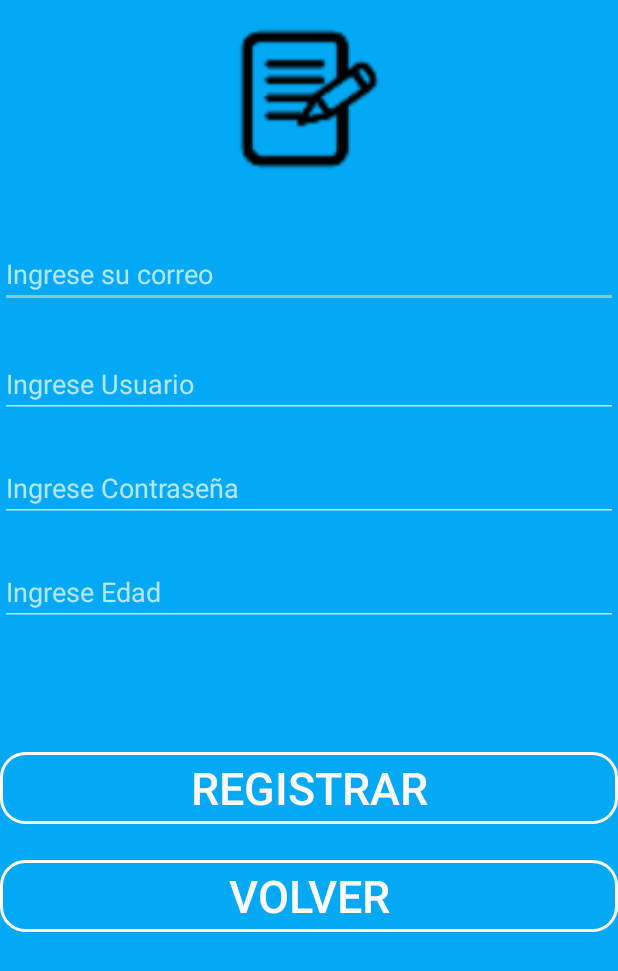
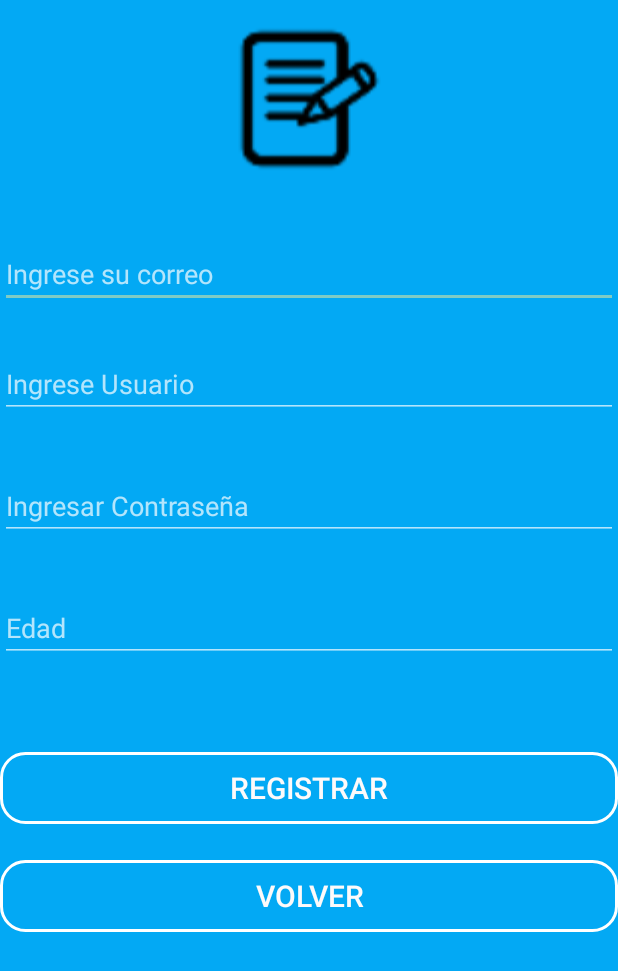
Before and after one commit to Alejandrra/SignosV, an Android app: the Registro screen opened directly, with no data from a screen before it, on a phone screen of 412 x 824 dp. Shown: the top 971 px of the screen. Run offline under Robolectric (Android 15) with nearby library versions, the phone set to English and light mode, and no system bars; our stand-ins replace Firebase (no records; nobody signed in at launch, a user with empty details on screens opened directly); 6 statements that could not run were skipped.

```diff
--- a/app/build.gradle
+++ b/app/build.gradle
@@ -1,5 +1,6 @@
 plugins {
     id 'com.android.application'
+    id 'com.google.gms.google-services'
 }
 
 android {
@@ -33,7 +34,10 @@ dependencies {
     implementation 'androidx.appcompat:appcompat:1.1.0'
     implementation 'com.google.android.material:material:1.1.0'
     implementation 'androidx.constraintlayout:constraintlayout:1.1.3'
+    implementation 'com.google.firebase:firebase-auth:19.2.0'
+    implementation 'com.google.firebase:firebase-database:19.2.1'
     testImplementation 'junit:junit:4.+'
     androidTestImplementation 'androidx.test.ext:junit:1.1.1'
     androidTestImplementation 'androidx.test.espresso:espresso-core:3.2.0'
 }
+apply plugin: 'com.google.gms.google-services'
--- a/app/src/main/res/layout/activity_nivel__oxigeno.xml
+++ b/app/src/main/res/layout/activity_nivel__oxigeno.xml
@@ -15,7 +15,7 @@
         android:background="@drawable/button_rw_border"
         android:text="VOLVER"
         android:textColor="#FDFAFA"
-        android:textSize="30sp"
+        android:textSize="20sp"
         app:layout_constraintEnd_toEndOf="parent"
         app:layout_constraintStart_toStartOf="parent"
         app:layout_constraintTop_toBottomOf="@+id/imageButton2" />
--- a/app/src/main/res/layout/activity_registro.xml
+++ b/app/src/main/res/layout/activity_registro.xml
@@ -8,20 +8,20 @@
     tools:context=".Registro">
 
     <EditText
-        android:id="@+id/txtcorreo"
+        android:id="@+id/txtCorreoRegistro"
         android:layout_width="match_parent"
         android:layout_height="wrap_content"
         android:layout_marginTop="44dp"
         android:ems="10"
         android:hint="Ingrese su correo"
-        android:inputType="textPersonName"
+        android:inputType="textEmailAddress"
         app:layout_constraintEnd_toEndOf="parent"
         app:layout_constraintHorizontal_bias="0.0"
         app:layout_constraintStart_toStartOf="parent"
         app:layout_constraintTop_toBottomOf="@+id/imageView2" />
 
     <EditText
-        android:id="@+id/txtusuario"
+        android:id="@+id/txtUsuario"
         android:layout_width="match_parent"
         android:layout_height="wrap_content"
         android:layout_marginTop="28dp"
@@ -30,44 +30,21 @@
         android:inputType="textPersonName"
         app:layout_constraintEnd_toEndOf="parent"
         app:layout_constraintStart_toStartOf="parent"
-        app:layout_constraintTop_toBottomOf="@+id/txtcorreo" />
-
-    <EditText
-        android:id="@+id/txtcontraseña"
-        android:layout_width="match_parent"
-        android:layout_height="wrap_content"
-        android:layout_marginTop="24dp"
-        android:ems="10"
-        android:hint="Ingrese Contraseña"
-        android:inputType="textPersonName"
-        app:layout_constraintEnd_toEndOf="parent"
-        app:layout_constraintStart_toStartOf="parent"
-        app:layout_constraintTop_toBottomOf="@+id/txtusuario" />
-
-    <EditText
-        android:id="@+id/txtedad"
-        android:layout_width="match_parent"
-        android:layout_height="wrap_content"
-        android:layout_marginTop="24dp"
-        android:ems="10"
-        android:hint="Ingrese Edad"
-        android:inputType="textPersonName"
-        app:layout_constraintStart_toStartOf="parent"
-        app:layout_constraintTop_toBottomOf="@+id/txtcontraseña" />
+        app:layout_constraintTop_toBottomOf="@+id/txtCorreoRegistro" />
 
     <Button
         android:id="@+id/btnregistrar"
         android:layout_width="match_parent"
         android:layout_height="wrap_content"
-        android:layout_marginTop="84dp"
+        android:layout_marginTop="60dp"
         android:background="@drawable/button_rw_border"
         android:text="REGISTRAR"
         android:textColor="#FDFAFA"
-        android:textSize="30sp"
+        android:textSize="20sp"
         app:layout_constraintEnd_toEndOf="parent"
         app:layout_constraintHorizontal_bias="0.0"
         app:layout_constraintStart_toStartOf="parent"
-        app:layout_constraintTop_toBottomOf="@+id/txtedad" />
+        app:layout_constraintTop_toBottomOf="@+id/txtEdad" />
 
     <Button
         android:id="@+id/btnvolver"
@@ -77,7 +54,7 @@
         android:background="@drawable/button_rw_border"
         android:text="VOLVER"
         android:textColor="#FDFAFA"
-        android:textSize="30sp"
+        android:textSize="20sp"
         app:layout_constraintStart_toStartOf="parent"
         app:layout_constraintTop_toBottomOf="@+id/btnregistrar" />
 
@@ -91,4 +68,28 @@
         app:layout_constraintTop_toTopOf="parent"
         app:srcCompat="@drawable/registro_2" />
 
+    <EditText
+        android:id="@+id/txtContraseñaRegistro"
+        android:layout_width="0dp"
+        android:layout_height="wrap_content"
+        android:layout_marginTop="36dp"
+        android:ems="10"
+        android:hint="Ingresar Contraseña"
+        android:inputType="textPassword"
+        app:layout_constraintEnd_toEndOf="parent"
+        app:layout_constraintStart_toStartOf="parent"
+        app:layout_constraintTop_toBottomOf="@+id/txtUsuario" />
+
+    <EditText
+        android:id="@+id/txtEdad"
+        android:layout_width="0dp"
+        android:layout_height="wrap_content"
+        android:layout_marginTop="36dp"
+        android:ems="10"
+        android:hint="Edad"
+        android:inputType="number"
+        app:layout_constraintEnd_toEndOf="parent"
+        app:layout_constraintStart_toStartOf="parent"
+        app:layout_constraintTop_toBottomOf="@+id/txtContraseñaRegistro" />
+
 </androidx.constraintlayout.widget.ConstraintLayout>
--- a/app/src/main/res/layout/activity_ritmo__cardiaco.xml
+++ b/app/src/main/res/layout/activity_ritmo__cardiaco.xml
@@ -15,7 +15,7 @@
         android:background="@drawable/button_rw_border"
         android:text="VOLVER"
         android:textColor="#FDFAFA"
-        android:textSize="30sp"
+        android:textSize="20sp"
         app:layout_constraintEnd_toEndOf="parent"
         app:layout_constraintHorizontal_bias="0.0"
         app:layout_constraintStart_toStartOf="parent"
--- a/app/src/main/res/layout/activity_temperatura.xml
+++ b/app/src/main/res/layout/activity_temperatura.xml
@@ -16,7 +16,7 @@
         android:background="@drawable/button_rw_border"
         android:text="VOLVER"
         android:textColor="#FDFAFA"
-        android:textSize="30sp"
+        android:textSize="20sp"
         app:layout_constraintEnd_toEndOf="parent"
         app:layout_constraintTop_toBottomOf="@+id/imageButton3" />
 
--- a/build.gradle
+++ b/build.gradle
@@ -6,6 +6,7 @@ buildscript {
     }
     dependencies {
         classpath "com.android.tools.build:gradle:4.1.2"
+        classpath 'com.google.gms:google-services:4.3.3'
 
         // NOTE: Do not place your application dependencies here; they belong
         // in the individual module build.gradle files
```
Also changed, not shown: app/src/main/java/com/example/signosvitales/MainActivity.java (+7 -0 lines), app/src/main/java/com/example/signosvitales/Registro.java (+98 -5 lines), app/src/main/res/layout/activity_main.xml (+7 -5 lines), app/src/main/res/layout/activity_menu__principal.xml (+17 -4 lines), 1 other file.
